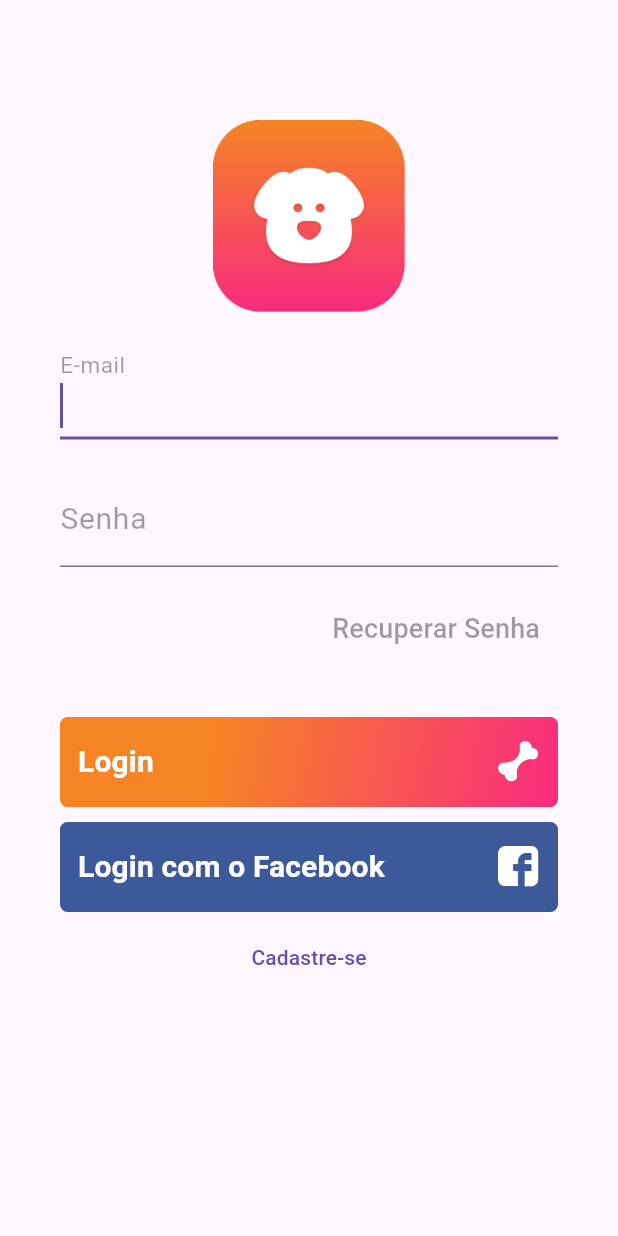
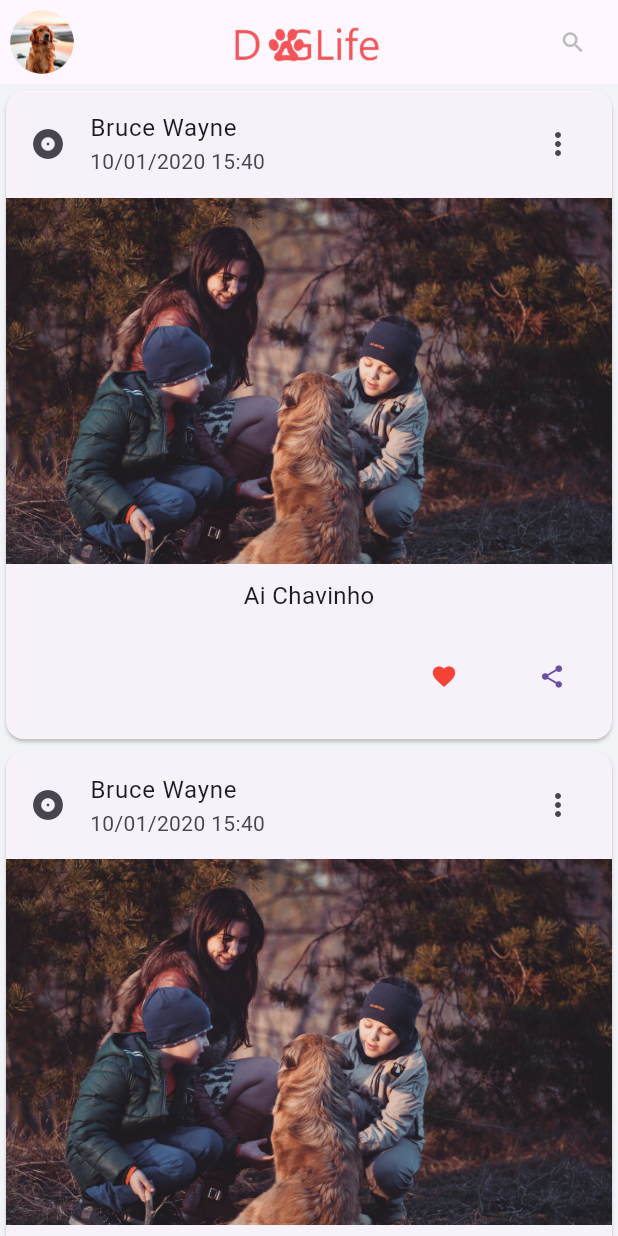
Before and after one commit to pablo-sa10/Login-flutter, a Flutter app: the screen it shows after launch, after a tap on "Login", on a phone screen of 412 x 824 dp. Run offline on Flutter 3.47's test engine with Material 3 defaults, Android fonts, the phone set to English and light mode, and no system bars.

Commit message:
todos os layouts foram feitos com sucesso, menos o menu :(

```diff
--- /dev/null
+++ b/login/lib/pages/home.dart
@@ -0,0 +1,100 @@
+import 'package:flutter/material.dart';
+
+class Home extends StatefulWidget {
+  const Home({super.key});
+
+  @override
+  State<Home> createState() => _HomeState();
+}
+
+class _HomeState extends State<Home> {
+  @override
+  Widget build(BuildContext context) {
+    return Scaffold(
+      appBar: AppBar(
+        title: Center(
+          child: SizedBox(
+            width: 100,
+            child: Image.asset("assets/app-logo.png"),
+          ),
+        ),
+        leading: Padding(
+          padding: const EdgeInsets.all(6.0),
+          child: Container(
+            height: 40,
+            width: 40,
+            decoration: const BoxDecoration(
+              image: DecorationImage(
+                image: AssetImage("assets/user-picture.png"),
+                fit: BoxFit.fitHeight
+              )
+            ),
+          ),
+        ),
+        actions: [
+          SizedBox(
+            width: 60,
+            child: TextButton(
+              onPressed: () => {},
+              child: const Icon(
+                Icons.search,
+                color: Color(0xFFBABABA)
+              )
+            ),
+          )
+        ],
+      ),
+      body: Container(
+        color: const Color(0xFFF2F3F6),
+        child: ListView(
+          children: [
+            cardItem(),
+            cardItem(),
+            cardItem(),
+            cardItem(),
+            cardItem(),
+            cardItem(),
+          ],
+        ),
+      ),
+    );
+  }
+}
+
+Widget cardItem(){
+  return Card(
+    child: Column(
+      mainAxisSize: MainAxisSize.min,
+      children: [
+        const ListTile(
+          leading: Icon(Icons.album),
+          title: Text("Bruce Wayne"),
+          subtitle: Text("10/01/2020 15:40"),
+          trailing: Icon(Icons.more_vert),
+        ),
+        Image.asset("assets/post-picture-001.png"),
+        Container(
+          padding: const EdgeInsets.all(10),
+          child: const Text(
+            "Ai Chavinho", style: TextStyle(fontSize: 16),
+          ),
+        ),
+        ButtonTheme(
+          child: ButtonBar(
+            children: [
+              TextButton(
+                child: Icon(Icons.favorite, color: Colors.red,),
+                onPressed: (){},
+              ),
+              TextButton(
+                child: Icon(Icons.share),
+                onPressed: (){},
+              ),
+            ],
+          ),
+        ),
+        const SizedBox(height: 10,)
+      ],
+    ),
+  );
+}
--- a/login/lib/pages/login.dart
+++ b/login/lib/pages/login.dart
@@ -1,4 +1,5 @@
 import 'package:flutter/material.dart';
+import 'package:login/pages/home.dart';
 import 'package:login/pages/reset_password.dart';
 import 'package:login/pages/sign_up.dart';
 
@@ -91,7 +92,10 @@ class _LoginState extends State<Login> {
               ),
               child: SizedBox.expand(
                 child: TextButton(
-                  onPressed: () => {},
+                  onPressed: () => {
+                    Navigator.push(context,
+                        MaterialPageRoute(builder: (context) => Home()))
+                  },
                   child: Row(
                     mainAxisAlignment: MainAxisAlignment.spaceBetween,
                     children: [
@@ -123,7 +127,10 @@ class _LoginState extends State<Login> {
               ),
               child: SizedBox.expand(
                 child: TextButton(
-                  onPressed: () => {},
+                  onPressed: () => {
+                    Navigator.push(context,
+                        MaterialPageRoute(builder: (context) => Home()))
+                  },
                   child: Row(
                     mainAxisAlignment: MainAxisAlignment.spaceBetween,
                     children: [
```
